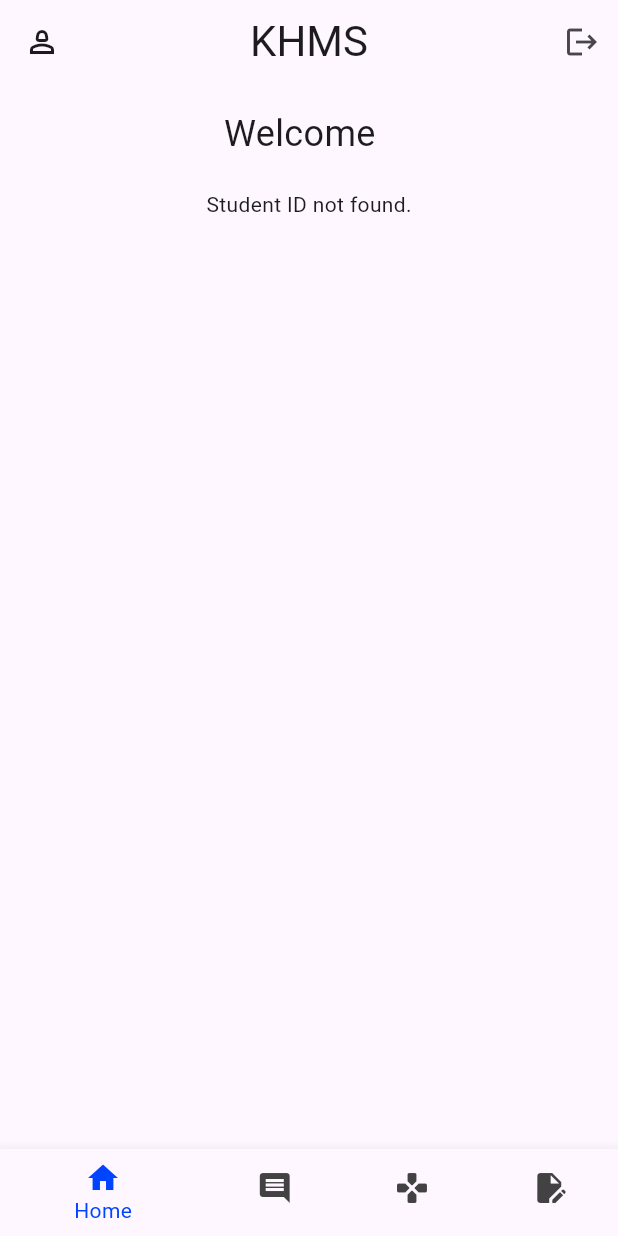
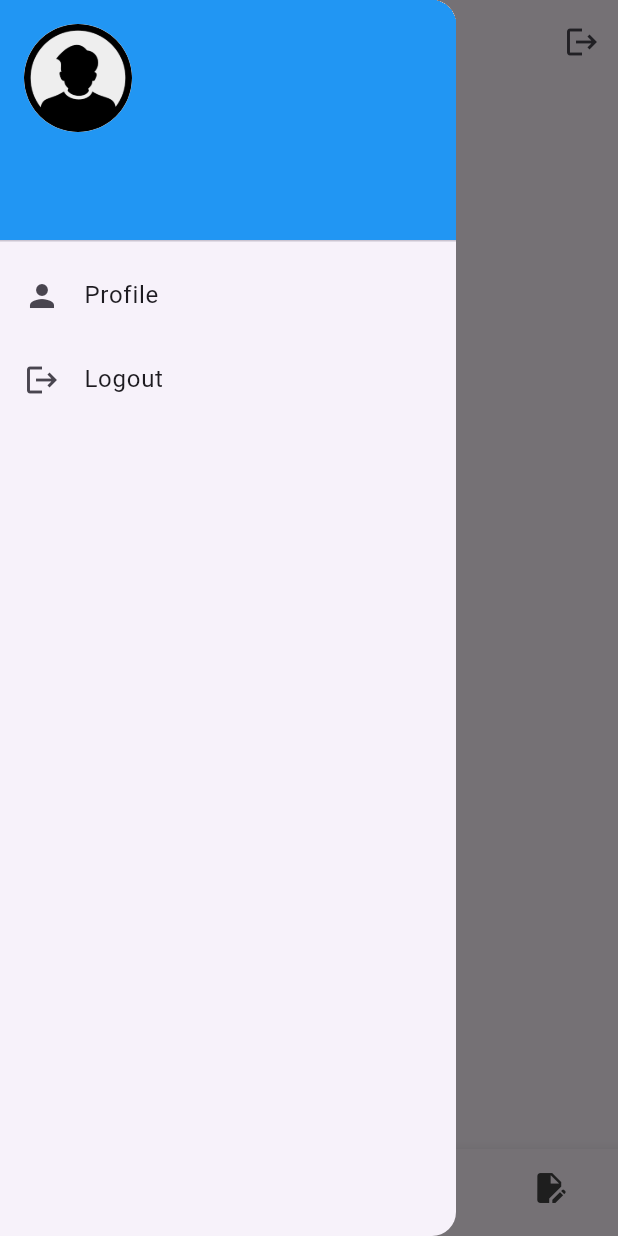
Before and after one commit to Fares1738/KHMS-PSM2-FYP, a Flutter app: the screen it shows once a user with an empty profile is signed in, with the side drawer open (before the commit the screen has no drawer), on a phone screen of 412 x 824 dp. Run offline on Flutter 3.47's test engine with Material 3 defaults, Android fonts, the light colour scheme and no system bars; our stand-ins replace cloud_firestore, file_picker, firebase_auth, firebase_core, firebase_storage, fl_chart and 3 more; missing offline and left inert: dart:ffi; accounts and stored records are empty.

Commit message:
Fully implement profile and appbar drawer logic

```diff
--- a/khms/lib/Controller/checkInController.dart
+++ b/khms/lib/Controller/checkInController.dart
@@ -34,7 +34,7 @@ class CheckInController {
     try {
       final _firestore = FirebaseFirestore.instance;
       final prefs2 = await SharedPreferences.getInstance();
-      String? storedStudentId = prefs2.getString('studentID') as String;
+      String? storedStudentId = prefs2.getString('userId') as String;
 
       CheckInApplication newApplication = CheckInApplication(
           checkInApplicationDate: DateTime.now(),
--- a/khms/lib/Controller/checkOutController.dart
+++ b/khms/lib/Controller/checkOutController.dart
@@ -13,7 +13,7 @@ class CheckOutController {
     try {
       final firestore = FirebaseFirestore.instance;
       final prefs = await SharedPreferences.getInstance();
-      final String? storedStudentId = prefs.getString('studentID');
+      final String? storedStudentId = prefs.getString('userId');
 
       if (storedStudentId == null) {
         print('Student ID not found in SharedPreferences');
--- a/khms/lib/Controller/complaintsController.dart
+++ b/khms/lib/Controller/complaintsController.dart
@@ -16,7 +16,7 @@ class ComplaintsController {
     try {
       final firestore = FirebaseFirestore.instance;
       final prefs = await SharedPreferences.getInstance();
-      final String storedStudentId = prefs.getString('studentID') as String;
+      final String storedStudentId = prefs.getString('userId') as String;
 
       complaint.studentId = storedStudentId;
 
@@ -90,7 +90,7 @@ class ComplaintsController {
 
     if (studentRoomNo == null) {
       final prefs = await SharedPreferences.getInstance();
-      final String storedStudentId = prefs.getString('studentID') as String;
+      final String storedStudentId = prefs.getString('userId') as String;
 
       final studentDoc = await FirebaseFirestore.instance
           .collection('Students')
--- a/khms/lib/Controller/facilitiesController.dart
+++ b/khms/lib/Controller/facilitiesController.dart
@@ -14,7 +14,7 @@ class FacilitiesController {
       BuildContext context, Facilities facilityData) async {
     try {
       final prefs = await SharedPreferences.getInstance();
-      final String storedStudentId = prefs.getString('studentID') ?? '';
+      final String storedStudentId = prefs.getString('userId') ?? '';
 
       facilityData.studentId = storedStudentId;
 
--- a/khms/lib/Model/Student.dart
+++ b/khms/lib/Model/Student.dart
@@ -78,7 +78,7 @@ class Student {
   Map<String, dynamic> toMap() {
     return {
       'studentEmail': studentEmail,
-      'userType': "Student",
+      'userType': "Students",
       'studentId': studentId,
       'studentFirstName': studentFirstName,
       'studentLastName': studentLastName,
--- a/khms/lib/View/Custom_Widgets/CheckInStatusWidget.dart
+++ b/khms/lib/View/Custom_Widgets/CheckInStatusWidget.dart
@@ -39,7 +39,7 @@ class _CheckInStatusWidgetState extends State<CheckInStatusWidget> {
   Future<void> _resubmitApplication() async {
     final firestore = FirebaseFirestore.instance;
     SharedPreferences prefs = await SharedPreferences.getInstance();
-    String studentId = prefs.getString('studentID')!;
+    String studentId = prefs.getString('userId')!;
 
     try {
       DocumentSnapshot studentDoc = await FirebaseFirestore.instance
--- a/khms/lib/View/Custom_Widgets/appBar.dart
+++ b/khms/lib/View/Custom_Widgets/appBar.dart
@@ -3,7 +3,9 @@
 import 'package:flutter/material.dart';
 import 'package:khms/Controller/userController.dart';
 import 'package:khms/View/Common/profilePage.dart';
+import 'package:khms/View/Staff/staffAddUserPage.dart';
 import 'package:provider/provider.dart';
+import 'package:shared_preferences/shared_preferences.dart';
 
 class GeneralCustomAppBar extends StatelessWidget
     implements PreferredSizeWidget {
@@ -11,8 +13,7 @@ class GeneralCustomAppBar extends StatelessWidget
 
   @override
   Widget build(BuildContext context) {
-    final controller = Provider.of<UserController>(
-        context); // Use the context to get the controller. If you are not using Provider, you will need to pass the controller manually through the tree
+    final controller = Provider.of<UserController>(context);
 
     return AppBar(
       title: const Text(
@@ -47,17 +48,8 @@ class HomeCustomAppBar extends StatelessWidget implements PreferredSizeWidget {
         "KHMS",
         style: TextStyle(fontSize: 28),
       ),
-      automaticallyImplyLeading: false,
+      automaticallyImplyLeading: false, // Disable the default back button
       centerTitle: true,
-      leading: IconButton(
-        icon: const Icon(Icons.person_2_outlined),
-        onPressed: () {
-          Navigator.push(
-            context,
-            MaterialPageRoute(builder: (context) => const StudentProfilePage()),
-          );
-        },
-      ),
       actions: [
         IconButton(
           icon: const Icon(Icons.logout),
@@ -66,9 +58,118 @@ class HomeCustomAppBar extends StatelessWidget implements PreferredSizeWidget {
           },
         ),
       ],
+      leading: IconButton(
+        icon: const Icon(Icons.menu),
+        onPressed: () {
+          Scaffold.of(context).openDrawer();
+        },
+      ),
     );
   }
 
   @override
   Size get preferredSize => const Size.fromHeight(kToolbarHeight);
 }
+
+class CustomDrawer extends StatefulWidget {
+  const CustomDrawer({super.key});
+
+  @override
+  State<CustomDrawer> createState() => _CustomDrawerState();
+}
+
+class _CustomDrawerState extends State<CustomDrawer> {
+  final UserController _userController = UserController();
+  String? userType;
+
+  @override
+  void initState() {
+    super.initState();
+    _userController.addListener(() {
+      setState(() {});
+    });
+    _fetchData();
+  }
+
+  Future<void> _fetchData() async {
+    SharedPreferences prefs = await SharedPreferences.getInstance();
+    userType = prefs.getString('userType');
+    print(userType);
+    await _userController.fetchUserData();
+    setState(() {}); // Ensure the state is updated after fetching data
+  }
+
+  ImageProvider _determineProfileImage() {
+    if (_userController.student?.studentPhoto.isNotEmpty == true) {
+      return NetworkImage(_userController.student!.studentPhoto);
+    } else if (_userController.staff?.staffPhoto?.isNotEmpty == true) {
+      return NetworkImage(_userController.staff!.staffPhoto!);
+    } else {
+      return const AssetImage('assets/images/default_profile_image.png');
+    }
+  }
+
+  @override
+  Widget build(BuildContext context) {
+    return Drawer(
+      child: ListView(
+        padding: EdgeInsets.zero,
+        children: <Widget>[
+          UserAccountsDrawerHeader(
+            accountName: Text(
+              userType == 'Students'
+                  ? '${_userController.student?.studentFirstName ?? ''} ${_userController.student?.studentLastName ?? ''}'
+                  : '${_userController.staff?.staffFirstName ?? ''} ${_userController.staff?.staffLastName ?? ''}',
+              style: const TextStyle(fontSize: 18, fontWeight: FontWeight.bold),
+            ),
+            accountEmail: Text(
+              userType == 'Students'
+                  ? _userController.student?.studentEmail ?? ''
+                  : _userController.staff?.staffEmail ?? '',
+            ),
+            currentAccountPicture: CircleAvatar(
+              radius: 80,
+              backgroundImage: _determineProfileImage(),
+              backgroundColor: Colors.grey[200],
+            ),
+            decoration: const BoxDecoration(
+              color: Colors.blue,
+            ),
+          ),
+          ListTile(
+            leading: const Icon(Icons.person),
+            title: const Text('Profile'),
+            onTap: () {
+              Navigator.push(
+                context,
+                MaterialPageRoute(
+                  builder: (context) => const StudentProfilePage(),
+                ),
+              );
+            },
+          ),
+          if (userType == 'Manager') // Only show for Manager
+            ListTile(
+              leading: const Icon(Icons.add),
+              title: const Text('Add New User'),
+              onTap: () {
+                Navigator.push(
+                  context,
+                  MaterialPageRoute(
+                    builder: (context) => const AddUserPage(),
+                  ),
+                );
+              },
+            ),
+          ListTile(
+            leading: const Icon(Icons.logout),
+            title: const Text('Logout'),
+            onTap: () {
+              _userController.signOutUser(context);
+            },
+          ),
+        ],
+      ),
+    );
+  }
+}
--- a/khms/lib/View/Staff/staffHomePage.dart
+++ b/khms/lib/View/Staff/staffHomePage.dart
@@ -20,11 +20,12 @@ class _StaffHomePageState extends State<StaffHomePage> {
   Widget build(BuildContext context) {
     return Scaffold(
         appBar: const HomeCustomAppBar(),
+        drawer: const CustomDrawer(),
         body: IndexedStack(
           index: _currentPageIndex,
           children: const [
             Center(
-              child: Text('Staff Home Page'),
+              child: Text("Staff Home Page"),
             ),
             ManageApplications(),
             DashboardPage(),
--- a/khms/lib/View/Student/studentAccommodationApplication.dart
+++ b/khms/lib/View/Student/studentAccommodationApplication.dart
@@ -9,7 +9,7 @@ class AccommodationApplicationPage extends StatelessWidget {
 
   Future<String?> _getStudentId() async {
     SharedPreferences prefs = await SharedPreferences.getInstance();
-    return prefs.getString('studentID');
+    return prefs.getString('userId');
   }
 
   @override
@@ -44,7 +44,7 @@ class AccommodationApplicationPage extends StatelessWidget {
                   Navigator.push(
                     context,
                     MaterialPageRoute(
-                      builder: (context) =>  CheckInPage(),
+                      builder: (context) => CheckInPage(),
                     ),
                   );
                 },
--- a/khms/lib/View/Student/studentComplaintsPage.dart
+++ b/khms/lib/View/Student/studentComplaintsPage.dart
@@ -31,7 +31,7 @@ class _ComplaintsPageState extends State<ComplaintsPage> {
 
     try {
       final prefs = await SharedPreferences.getInstance();
-      final studentId = prefs.getString('studentID') as String;
+      final studentId = prefs.getString('userId') as String;
 
       final complaints = await _controller.fetchComplaints(studentId);
       setState(() {
--- a/khms/lib/View/Student/studentHomePage.dart
+++ b/khms/lib/View/Student/studentHomePage.dart
@@ -16,7 +16,7 @@ class StudentHomePage extends StatefulWidget {
 class _StudentHomePageState extends State<StudentHomePage> {
   Future<String?> _getStudentId() async {
     SharedPreferences prefs = await SharedPreferences.getInstance();
-    return prefs.getString('studentID');
+    return prefs.getString('userId');
   }
 
   @override
--- a/khms/lib/View/Student/studentMainPage.dart
+++ b/khms/lib/View/Student/studentMainPage.dart
@@ -25,11 +25,11 @@ class _StudentMainPageState extends State<StudentMainPage> {
     dynamic displayName =
         widget.studentName.isNotEmpty ? widget.studentName : 'Student';
 
-
     print(displayName);
 
     return Scaffold(
         appBar: const HomeCustomAppBar(),
+        drawer: const CustomDrawer(),
         body: IndexedStack(
           index: _currentPageIndex,
           children: [
```
Also changed, not shown: khms/lib/Controller/userController.dart (+137 -68 lines), khms/lib/Model/Staff.dart (+77 -9 lines), khms/lib/View/Common/profilePage.dart (+32 -11 lines), khms/lib/View/Staff/staffAddUserPage.dart (added, +124 -0 lines).
